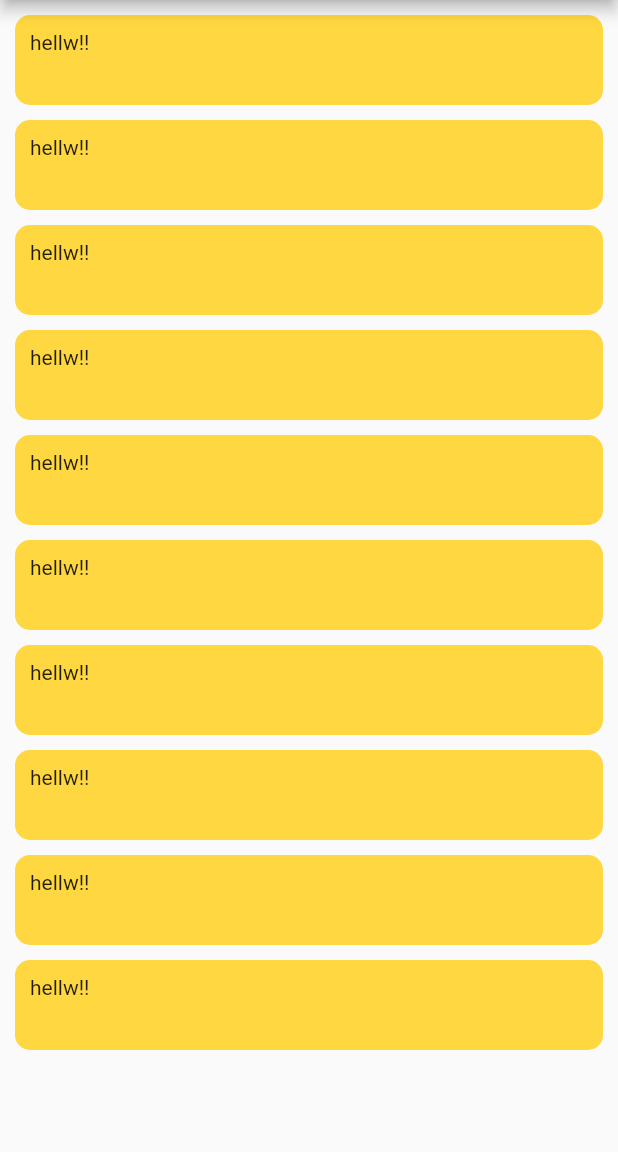
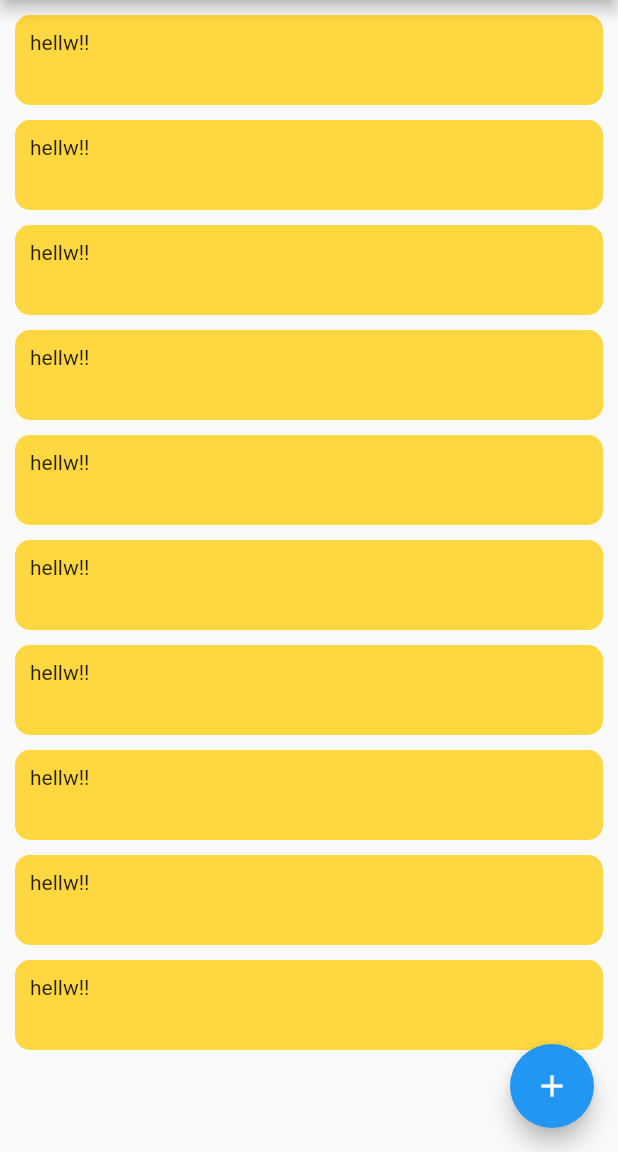
Before and after one commit to BJCHO0501/Flutter, a Flutter app: the screen it shows after launch, on a phone screen of 412 x 824 dp, the part 84-1236 px from its top. Run offline on Flutter 3.47's test engine with Material 2 defaults, Android fonts, the phone set to English and light mode, and no system bars.

Commit message:
todoList 뷰 마무리

```diff
--- a/todo_list/lib/Scene/TodoListView.dart
+++ b/todo_list/lib/Scene/TodoListView.dart
@@ -22,7 +22,14 @@ class TodoListView extends StatelessWidget {
           return SizedBox(height: 10);
         },
         padding: EdgeInsets.all(10),
-      )
+      ),
+      floatingActionButton: FloatingActionButton(
+        backgroundColor: Colors.blue,
+        onPressed: (){
+
+        },
+        child: Icon(Icons.add),
+      ),
     );
   }
 }
```
